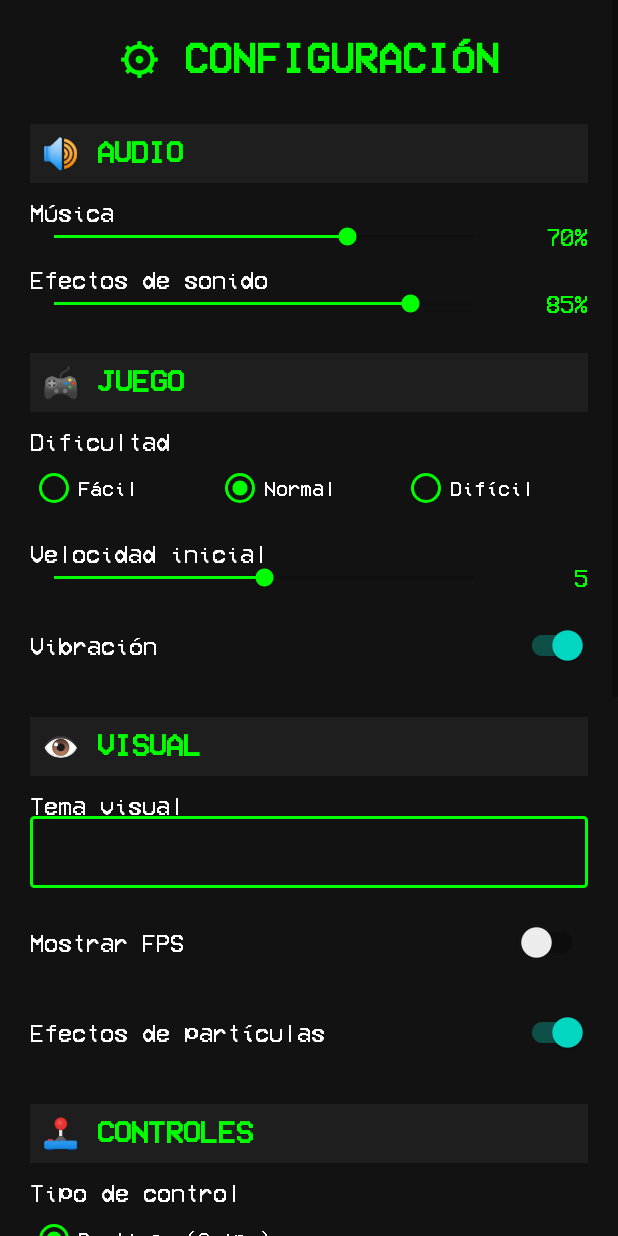
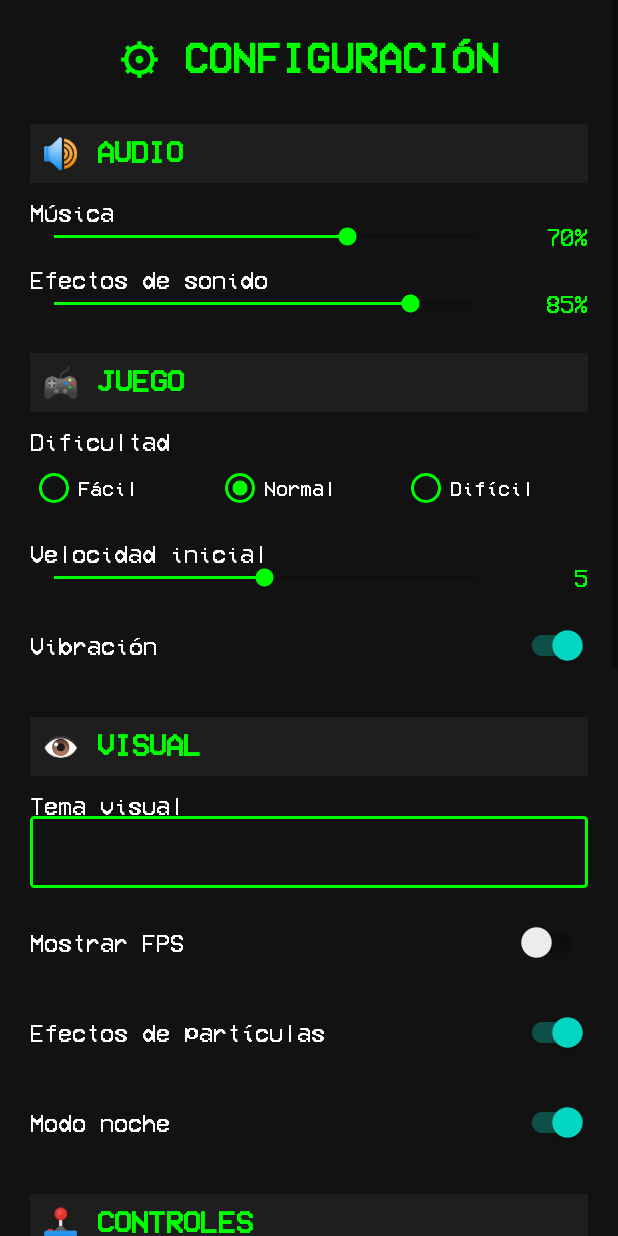
Before and after one commit to Alexis1623/Snake_Game, an Android app: the SettingsActivity screen opened directly, with no data from a screen before it, on a phone screen of 412 x 824 dp. Run offline under Robolectric (Android 15) with nearby library versions, the phone set to English and light mode, and no system bars.

Commit message:
night mode
night mode

```diff
--- a/app/src/main/AndroidManifest.xml
+++ b/app/src/main/AndroidManifest.xml
@@ -64,6 +64,8 @@
             android:exported="false" />
         <service android:name=".MusicService" />
 
+
+
     </application>
 
 </manifest>
--- a/app/src/main/res/layout/activity_settings.xml
+++ b/app/src/main/res/layout/activity_settings.xml
@@ -23,6 +23,8 @@
             android:gravity="center"
             android:fontFamily="@font/vcr_osd_mono_1_001"
             android:layout_marginBottom="24dp" />
+
+        <!-- ================= AUDIO ================= -->
 
         <TextView
             android:layout_width="match_parent"
@@ -106,6 +108,8 @@
                 android:gravity="end"
                 android:fontFamily="@font/vcr_osd_mono_1_001" />
         </LinearLayout>
+
+        <!-- ================= JUEGO ================= -->
 
         <TextView
             android:layout_width="match_parent"
@@ -230,6 +234,7 @@
                 android:trackTint="#AAAAAA" />
         </LinearLayout>
 
+
         <TextView
             android:layout_width="match_parent"
             android:layout_height="wrap_content"
@@ -307,6 +312,35 @@
                 android:thumbTint="#00FF00"
                 android:trackTint="#AAAAAA" />
         </LinearLayout>
+
+        <!-- 🔆 NUEVO: MODO NOCHE / DÍA -->
+
+        <LinearLayout
+            android:layout_width="match_parent"
+            android:layout_height="wrap_content"
+            android:orientation="horizontal"
+            android:gravity="center_vertical"
+            android:layout_marginTop="12dp">
+
+            <TextView
+                android:layout_width="0dp"
+                android:layout_height="wrap_content"
+                android:layout_weight="1"
+                android:text="Modo noche"
+                android:textSize="16sp"
+                android:textColor="#FFFFFF"
+                android:fontFamily="@font/vcr_osd_mono_1_001" />
+
+            <androidx.appcompat.widget.SwitchCompat
+                android:id="@+id/switchNightMode"
+                android:layout_width="wrap_content"
+                android:layout_height="wrap_content"
+                android:checked="true"
+                android:thumbTint="#00FF00"
+                android:trackTint="#AAAAAA" />
+        </LinearLayout>
+
+        <!-- ================= CONTROLES ================= -->
 
         <TextView
             android:layout_width="match_parent"
@@ -403,6 +437,8 @@
                 android:fontFamily="@font/vcr_osd_mono_1_001" />
         </LinearLayout>
 
+        <!-- ================= CUENTA ================= -->
+
         <TextView
             android:layout_width="match_parent"
             android:layout_height="wrap_content"
@@ -434,6 +470,8 @@
             android:textColor="#FF0000"
             android:background="@drawable/button_retro_style"
             android:fontFamily="@font/vcr_osd_mono_1_001" />
+
+        <!-- ================= INFORMACIÓN ================= -->
 
         <TextView
             android:layout_width="match_parent"
@@ -467,6 +505,7 @@
             android:background="@drawable/button_retro_style"
             android:fontFamily="@font/vcr_osd_mono_1_001"
             android:layout_marginBottom="24dp" />
+
         <Button
             android:id="@+id/btnBack"
             android:layout_width="match_parent"
```
